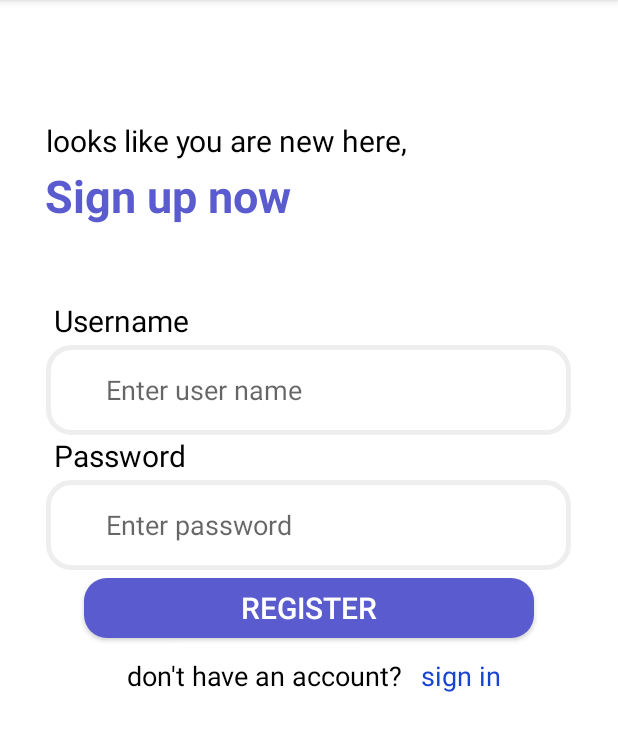
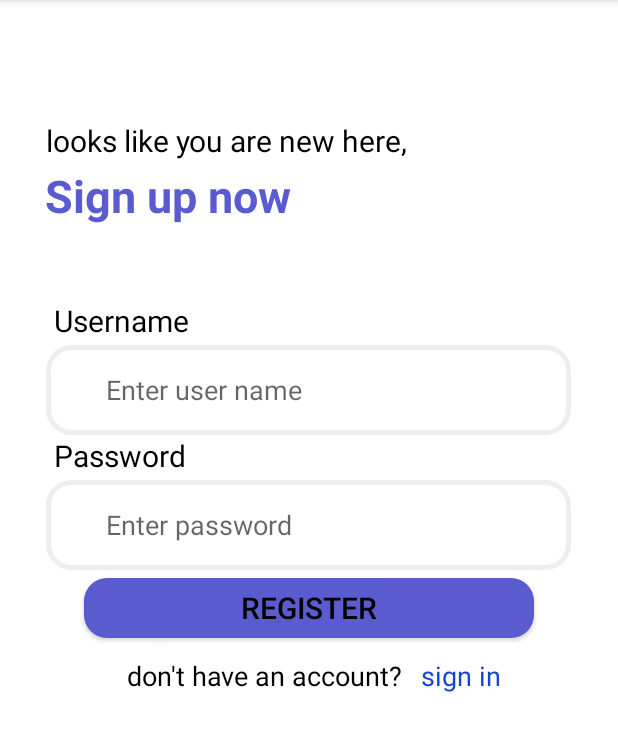
Before and after one commit to vandanaC0758001/ProjectMobileDevelopment, an Android app: the login screen opened directly, with no data from a screen before it, on a phone screen of 412 x 824 dp, the part 84-835 px from its top. Run offline under Robolectric (Android 15) with nearby library versions, the phone set to English and light mode, and no system bars; libraries missing offline, so code that uses them is left out: io.realm; 2 statements that could not run were skipped.

Commit message:
changes in design

```diff
--- a/app/src/main/res/layout/login.xml
+++ b/app/src/main/res/layout/login.xml
@@ -95,7 +95,7 @@
                 android:layout_height="40dp"
                 android:background="@drawable/layout"
                 android:textSize="20dp"
-                android:textColor="#FFFFFF"
+                android:textColor="#000000"
                 android:textAllCaps="false"
                 android:text="REGISTER">
 
```
